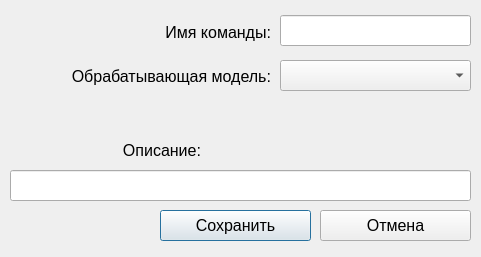
Qt form database/addcommand.ui (iambarsik/QtSTR) before a commit.
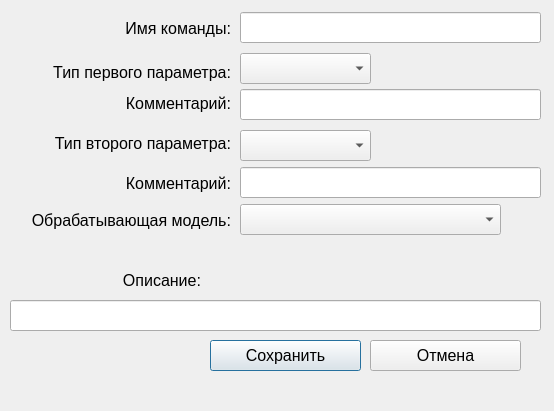
The same form after that commit.

Diff of the .ui file:
```diff
--- a/database/addcommand.ui
+++ b/database/addcommand.ui
@@ -6,8 +6,8 @@
    <rect>
     <x>0</x>
     <y>0</y>
-    <width>481</width>
-    <height>257</height>
+    <width>554</width>
+    <height>411</height>
    </rect>
   </property>
   <property name="windowTitle">
@@ -16,9 +16,9 @@
   <widget class="QLineEdit" name="eName">
    <property name="geometry">
     <rect>
-     <x>280</x>
-     <y>15</y>
-     <width>191</width>
+     <x>240</x>
+     <y>12</y>
+     <width>301</width>
      <height>31</height>
     </rect>
    </property>
@@ -32,7 +32,7 @@
    <property name="geometry">
     <rect>
      <x>10</x>
-     <y>140</y>
+     <y>270</y>
      <width>191</width>
      <height>20</height>
     </rect>
@@ -52,9 +52,9 @@
   <widget class="QLabel" name="label">
    <property name="geometry">
     <rect>
-     <x>80</x>
-     <y>22</y>
-     <width>191</width>
+     <x>10</x>
+     <y>18</y>
+     <width>221</width>
      <height>20</height>
     </rect>
    </property>
@@ -73,8 +73,8 @@
   <widget class="QPushButton" name="bAdd">
    <property name="geometry">
     <rect>
-     <x>160</x>
-     <y>210</y>
+     <x>210</x>
+     <y>340</y>
      <width>151</width>
      <height>31</height>
     </rect>
@@ -91,8 +91,8 @@
   <widget class="QPushButton" name="bCancel">
    <property name="geometry">
     <rect>
-     <x>320</x>
-     <y>210</y>
+     <x>370</x>
+     <y>340</y>
      <width>151</width>
      <height>31</height>
     </rect>
@@ -110,8 +110,8 @@
    <property name="geometry">
     <rect>
      <x>10</x>
-     <y>170</y>
-     <width>461</width>
+     <y>300</y>
+     <width>531</width>
      <height>31</height>
     </rect>
    </property>
@@ -125,8 +125,8 @@
    <property name="geometry">
     <rect>
      <x>10</x>
-     <y>66</y>
-     <width>261</width>
+     <y>210</y>
+     <width>221</width>
      <height>20</height>
     </rect>
    </property>
@@ -145,9 +145,9 @@
   <widget class="QComboBox" name="cbModel">
    <property name="geometry">
     <rect>
-     <x>280</x>
-     <y>60</y>
-     <width>191</width>
+     <x>240</x>
+     <y>204</y>
+     <width>261</width>
      <height>31</height>
     </rect>
    </property>
@@ -157,6 +157,150 @@
     </font>
    </property>
   </widget>
+  <widget class="QComboBox" name="cbPar1Type">
+   <property name="geometry">
+    <rect>
+     <x>240</x>
+     <y>53</y>
+     <width>131</width>
+     <height>31</height>
+    </rect>
+   </property>
+   <property name="font">
+    <font>
+     <pointsize>12</pointsize>
+    </font>
+   </property>
+  </widget>
+  <widget class="QComboBox" name="cbPar2Type">
+   <property name="geometry">
+    <rect>
+     <x>240</x>
+     <y>130</y>
+     <width>131</width>
+     <height>31</height>
+    </rect>
+   </property>
+   <property name="font">
+    <font>
+     <pointsize>12</pointsize>
+    </font>
+   </property>
+  </widget>
+  <widget class="QLabel" name="label_3">
+   <property name="geometry">
+    <rect>
+     <x>10</x>
+     <y>62</y>
+     <width>221</width>
+     <height>20</height>
+    </rect>
+   </property>
+   <property name="font">
+    <font>
+     <pointsize>12</pointsize>
+    </font>
+   </property>
+   <property name="text">
+    <string>Тип первого параметра:</string>
+   </property>
+   <property name="alignment">
+    <set>Qt::AlignRight|Qt::AlignTrailing|Qt::AlignVCenter</set>
+   </property>
+  </widget>
+  <widget class="QLabel" name="label_4">
+   <property name="geometry">
+    <rect>
+     <x>10</x>
+     <y>133</y>
+     <width>221</width>
+     <height>20</height>
+    </rect>
+   </property>
+   <property name="font">
+    <font>
+     <pointsize>12</pointsize>
+    </font>
+   </property>
+   <property name="text">
+    <string>Тип второго параметра:</string>
+   </property>
+   <property name="alignment">
+    <set>Qt::AlignRight|Qt::AlignTrailing|Qt::AlignVCenter</set>
+   </property>
+  </widget>
+  <widget class="QLineEdit" name="ePar1Com">
+   <property name="geometry">
+    <rect>
+     <x>240</x>
+     <y>89</y>
+     <width>301</width>
+     <height>31</height>
+    </rect>
+   </property>
+   <property name="font">
+    <font>
+     <pointsize>12</pointsize>
+    </font>
+   </property>
+  </widget>
+  <widget class="QLineEdit" name="ePar2Com">
+   <property name="geometry">
+    <rect>
+     <x>240</x>
+     <y>167</y>
+     <width>301</width>
+     <height>31</height>
+    </rect>
+   </property>
+   <property name="font">
+    <font>
+     <pointsize>12</pointsize>
+    </font>
+   </property>
+  </widget>
+  <widget class="QLabel" name="label_6">
+   <property name="geometry">
+    <rect>
+     <x>70</x>
+     <y>93</y>
+     <width>161</width>
+     <height>20</height>
+    </rect>
+   </property>
+   <property name="font">
+    <font>
+     <pointsize>12</pointsize>
+    </font>
+   </property>
+   <property name="text">
+    <string>Комментарий:</string>
+   </property>
+   <property name="alignment">
+    <set>Qt::AlignRight|Qt::AlignTrailing|Qt::AlignVCenter</set>
+   </property>
+  </widget>
+  <widget class="QLabel" name="label_7">
+   <property name="geometry">
+    <rect>
+     <x>70</x>
+     <y>173</y>
+     <width>161</width>
+     <height>20</height>
+    </rect>
+   </property>
+   <property name="font">
+    <font>
+     <pointsize>12</pointsize>
+    </font>
+   </property>
+   <property name="text">
+    <string>Комментарий:</string>
+   </property>
+   <property name="alignment">
+    <set>Qt::AlignRight|Qt::AlignTrailing|Qt::AlignVCenter</set>
+   </property>
+  </widget>
  </widget>
  <resources/>
  <connections/>
```
